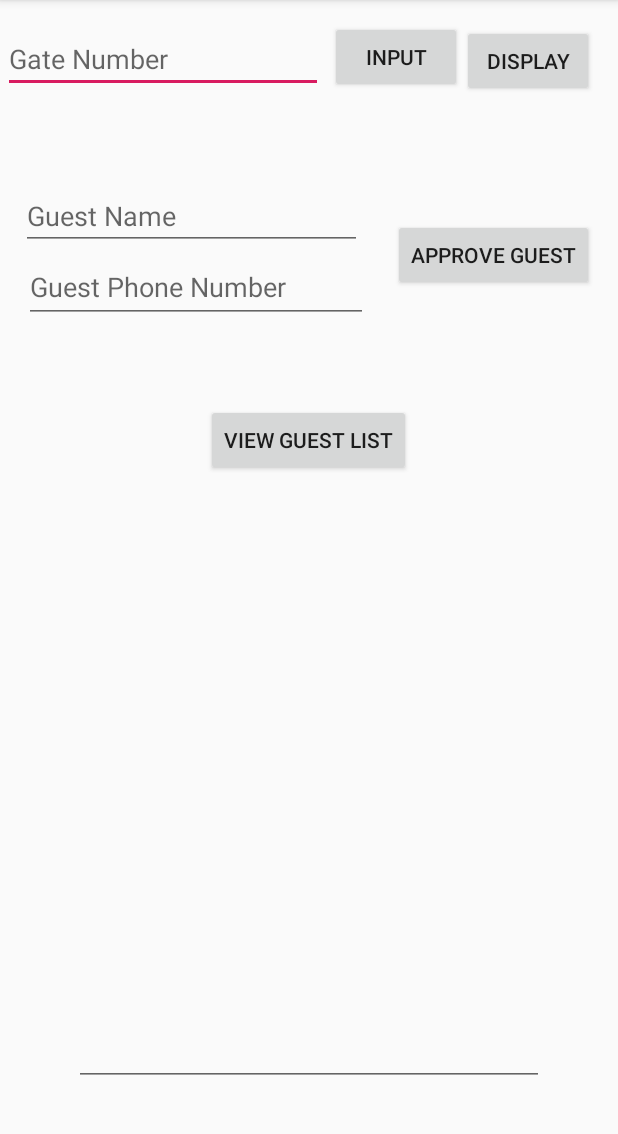
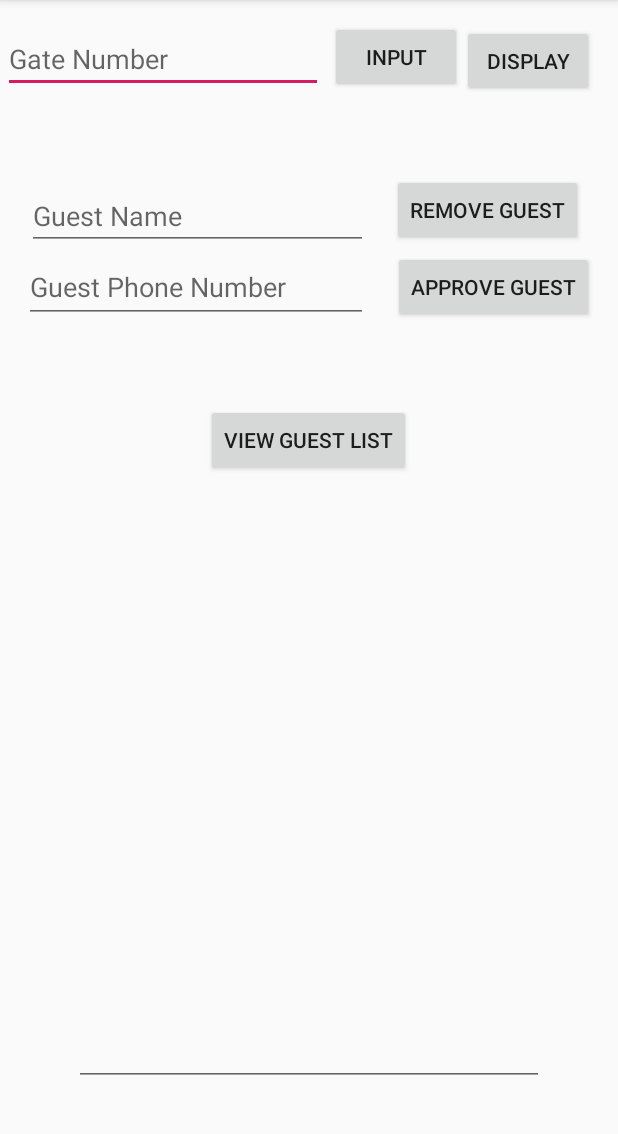
Before and after one commit to amir1902/HelloWorld, an Android app: the screen it shows after launch (MainActivity), on a phone screen of 412 x 824 dp, the part 84-1218 px from its top. Run offline under Robolectric (Android 15) with nearby library versions, the phone set to English and light mode, and no system bars.

```diff
--- a/app/src/main/res/layout/activity_main.xml
+++ b/app/src/main/res/layout/activity_main.xml
@@ -57,7 +57,7 @@
         app:layout_constraintHorizontal_bias="0.942"
         app:layout_constraintStart_toStartOf="parent"
         app:layout_constraintTop_toTopOf="parent"
-        app:layout_constraintVertical_bias="0.203" />
+        app:layout_constraintVertical_bias="0.232" />
 
     <EditText
         android:id="@+id/approvedName"
@@ -68,7 +68,7 @@
         android:inputType="textPersonName"
         app:layout_constraintBottom_toBottomOf="parent"
         app:layout_constraintEnd_toEndOf="parent"
-        app:layout_constraintHorizontal_bias="0.076"
+        app:layout_constraintHorizontal_bias="0.097"
         app:layout_constraintStart_toStartOf="parent"
         app:layout_constraintTop_toTopOf="parent"
         app:layout_constraintVertical_bias="0.17" />
@@ -118,4 +118,17 @@
         app:layout_constraintTop_toBottomOf="@+id/displayGuestList"
         app:layout_constraintVertical_bias="1.0" />
 
+    <Button
+        android:id="@+id/button7"
+        android:layout_width="wrap_content"
+        android:layout_height="wrap_content"
+        android:onClick="removeGuest"
+        android:text="Remove Guest"
+        app:layout_constraintBottom_toBottomOf="parent"
+        app:layout_constraintEnd_toEndOf="parent"
+        app:layout_constraintHorizontal_bias="0.919"
+        app:layout_constraintStart_toStartOf="parent"
+        app:layout_constraintTop_toTopOf="parent"
+        app:layout_constraintVertical_bias="0.161" />
+
 </androidx.constraintlayout.widget.ConstraintLayout>
```
Also changed, not shown: app/src/main/java/com/shajafamir/helloworld222/MainActivity.kt (+17 -0 lines), app/src/main/java/com/shajafamir/helloworld222/SmsReceiver.kt (+18 -1 lines).
